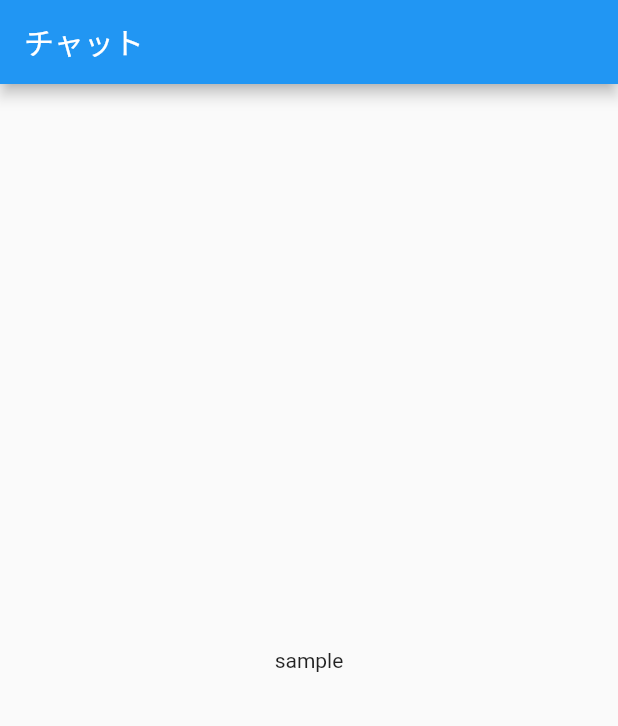
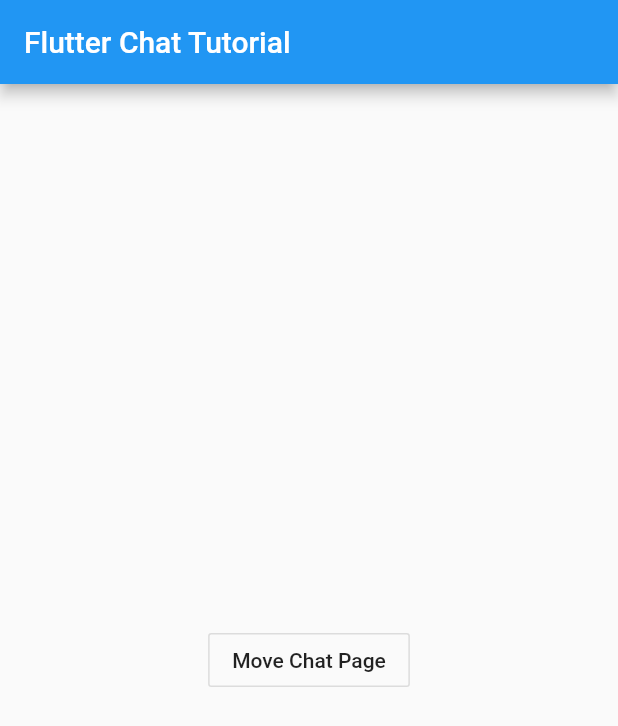
Before and after one commit to mkurom/fluter_chat, a Flutter app: the screen it shows after launch, on a phone screen of 412 x 824 dp. Shown: the top 726 px of the screen. Run offline on Flutter 3.47's test engine with Material 2 defaults, Android fonts, the phone set to English and light mode, and no system bars; our stand-ins replace firebase_auth, firebase_core, flutter_spinkit; accounts and stored records are empty; network calls fail.

```diff
--- a/lib/chat.dart
+++ /dev/null
@@ -1,17 +0,0 @@
-import 'package:flutter/material.dart';
-
-// import 'infrastructure/firebaseManager.dart';
-
-class ChatPage extends StatelessWidget {
-  @override
-  Widget build(BuildContext context) {
-    return Scaffold(
-      appBar: AppBar(
-        title: Text('チャット'),
-      ),
-      body: Center(
-        child: Text("sample"),
-      ),
-    );
-  }
-}
--- a/lib/main.dart
+++ b/lib/main.dart
@@ -1,6 +1,6 @@
 import 'package:flutter/material.dart';
 
-import 'package:flutter_chat/chat.dart';
+import 'package:flutter_chat/root.dart';
 
 import 'package:flutter_chat/utils/loading.dart';
 import 'infrastructure/firebaseManager.dart';
@@ -24,7 +24,7 @@ class App extends StatelessWidget {
           }
           if (snapshot.connectionState == ConnectionState.done) {
             if (FirebaseManager().signInAnonymous() != "not user") {
-              return ChatPage();
+              return RootPage();
             } else {}
           }
           return Loading();
--- /dev/null
+++ b/lib/root.dart
@@ -0,0 +1,25 @@
+import 'package:flutter/material.dart';
+
+import 'application/pages/chat_page.dart';
+
+class RootPage extends StatelessWidget {
+  @override
+  Widget build(BuildContext context) {
+    return Scaffold(
+      appBar: AppBar(
+        title: Text('Flutter Chat Tutorial'),
+      ),
+      body: Center(
+        child: OutlineButton(
+          onPressed: () {
+            Navigator.pushAndRemoveUntil(
+                context,
+                MaterialPageRoute(builder: (context) => ChatPage()),
+                (_) => false);
+          },
+          child: Text('Move Chat Page'),
+        ),
+      ),
+    );
+  }
+}
```
Also changed, not shown: lib/application/pages/chat_page.dart (added, +25 -0 lines), lib/application/widgets/text_form.dart (added, +15 -0 lines), lib/domain/model/user_message_model.dart (added, +10 -0 lines).
